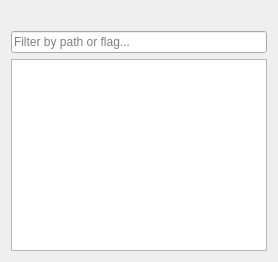
This is packages/rehuco-agent/src/rehuco_agent/dialogs/import_wizard_plan_page.ui in borco/rehuco as Qt 5 draws it before an edit. The edited form follows.
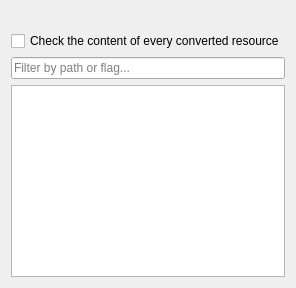
This is the edited form.

Commit message: refs #256: feat: import options -- convert the .sfv, and optionally verify

Diff of the .ui file:
```diff
--- a/packages/rehuco-agent/src/rehuco_agent/dialogs/import_wizard_plan_page.ui
+++ b/packages/rehuco-agent/src/rehuco_agent/dialogs/import_wizard_plan_page.ui
@@ -10,6 +10,16 @@
      </property>
     </widget>
    </item>
+   <item>
+    <widget class="QCheckBox" name="verify_content_check">
+     <property name="text">
+      <string>Check the content of every converted resource</string>
+     </property>
+     <property name="toolTip">
+      <string>Queue a checksum job per resource after its conversion: verify against the legacy manifest where there is one, or baseline from disk where there is not. This reads every file, which takes hours over a large catalog. Left off, each resource still gets its manifest carried into a .checksum — dateless, so a later sweep checks it.</string>
+     </property>
+    </widget>
+   </item>
    <item>
     <widget class="QLineEdit" name="filter_edit">
      <property name="placeholderText">
```
The commit also changes 14 other files.
